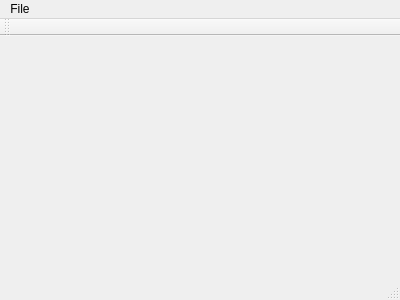
Above: CodeAnalyzer/MainWindow.ui from Samarkin/CodeAnalyzer before the change. Below: the same form after it.
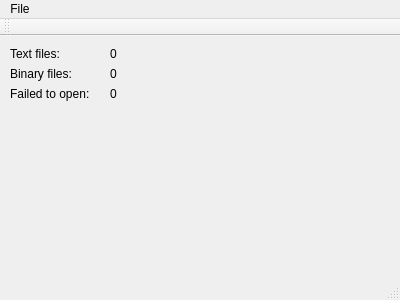
That is the form after the change.

```diff
--- a/CodeAnalyzer/MainWindow.ui
+++ b/CodeAnalyzer/MainWindow.ui
@@ -13,7 +13,86 @@
   <property name="windowTitle">
    <string>MainWindow</string>
   </property>
-  <widget class="QWidget" name="centralWidget"/>
+  <widget class="QWidget" name="centralWidget">
+   <widget class="QLabel" name="label">
+    <property name="geometry">
+     <rect>
+      <x>10</x>
+      <y>10</y>
+      <width>91</width>
+      <height>16</height>
+     </rect>
+    </property>
+    <property name="text">
+     <string>Text files:</string>
+    </property>
+   </widget>
+   <widget class="QLabel" name="label_2">
+    <property name="geometry">
+     <rect>
+      <x>10</x>
+      <y>30</y>
+      <width>91</width>
+      <height>16</height>
+     </rect>
+    </property>
+    <property name="text">
+     <string>Binary files:</string>
+    </property>
+   </widget>
+   <widget class="QLabel" name="label_3">
+    <property name="geometry">
+     <rect>
+      <x>10</x>
+      <y>50</y>
+      <width>91</width>
+      <height>16</height>
+     </rect>
+    </property>
+    <property name="text">
+     <string>Failed to open:</string>
+    </property>
+   </widget>
+   <widget class="QLabel" name="label_textFiles">
+    <property name="geometry">
+     <rect>
+      <x>110</x>
+      <y>10</y>
+      <width>57</width>
+      <height>16</height>
+     </rect>
+    </property>
+    <property name="text">
+     <string notr="true">0</string>
+    </property>
+   </widget>
+   <widget class="QLabel" name="label_binaryFiles">
+    <property name="geometry">
+     <rect>
+      <x>110</x>
+      <y>30</y>
+      <width>57</width>
+      <height>16</height>
+     </rect>
+    </property>
+    <property name="text">
+     <string notr="true">0</string>
+    </property>
+   </widget>
+   <widget class="QLabel" name="label_inaccessibleFiles">
+    <property name="geometry">
+     <rect>
+      <x>110</x>
+      <y>50</y>
+      <width>57</width>
+      <height>16</height>
+     </rect>
+    </property>
+    <property name="text">
+     <string notr="true">0</string>
+    </property>
+   </widget>
+  </widget>
   <widget class="QMenuBar" name="menuBar">
    <property name="geometry">
     <rect>
```
